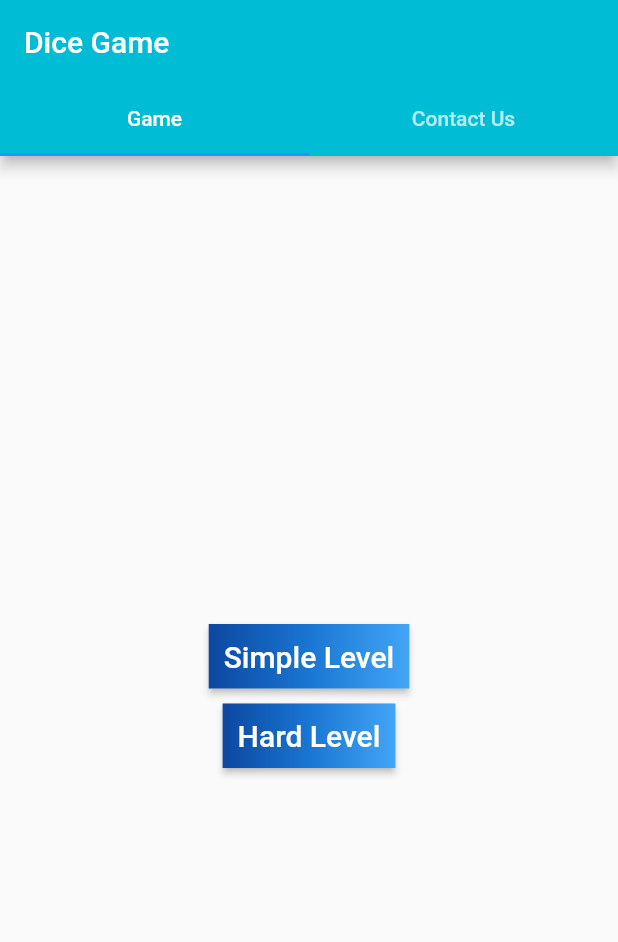
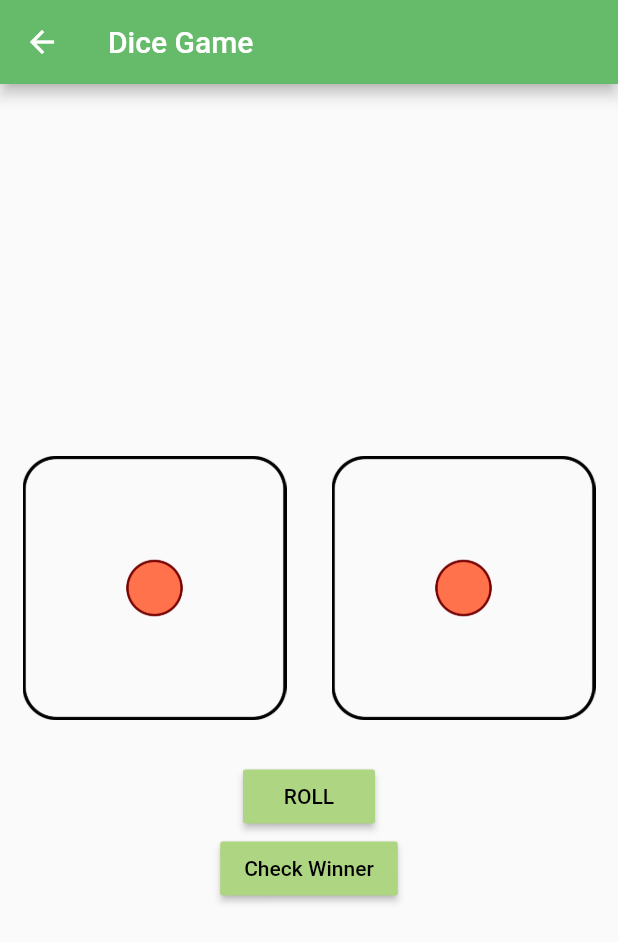
Before and after one commit to razasaddiqi/SP-17-BCS-062--Raza-, a Flutter app: the screen it shows after launch, after a tap on "Simple Level", on a phone screen of 412 x 824 dp. Shown: the top 942 px of the screen. Run offline on Flutter 3.47's test engine with Material 2 defaults, Android fonts, the light colour scheme and no system bars; our stand-ins replace after_layout.

Commit message:
Complete Simple Level Game Commits Done in this: Commit No 4 (Simple Level) commit no 8 (animations)

```diff
--- a/lib/home.dart
+++ b/lib/home.dart
@@ -1,5 +1,5 @@
 import 'package:flutter/material.dart';
-
+import 'simple_level.dart';
 void main() {
   runApp(home_screen());
 }
@@ -29,10 +29,14 @@ class home_screen extends StatelessWidget {
               Center(
                 child: Column(
                   mainAxisAlignment: MainAxisAlignment.center,
-
                   children: [
                   RaisedButton(
-                    onPressed: () {},
+                    onPressed: () {
+                      Navigator.push(
+                        context,
+                        MaterialPageRoute(builder: (context) => HomeScreen()),
+                      );
+                    },
                     textColor: Colors.white,
                     padding: const EdgeInsets.all(0.0),
                     child: Container(
@@ -73,9 +77,6 @@ class home_screen extends StatelessWidget {
                   ),
                 ],),
               ),
-
-
-              // Text('Game Page (Later will be change)'),
               Text('Contact Page (Later will be change)'),
             ],
           ),
--- /dev/null
+++ b/lib/simple_level.dart
@@ -0,0 +1,167 @@
+import 'package:flutter/cupertino.dart';
+import 'package:flutter/material.dart';
+import 'package:after_layout/after_layout.dart';
+import 'dart:math';
+
+class HomeScreen extends StatefulWidget {
+  @override
+  _HomeScreenState createState() => _HomeScreenState();
+}
+
+class _HomeScreenState extends State<HomeScreen>
+    with SingleTickerProviderStateMixin {
+  int leftDice = 1;
+  int rightDice = 1;
+  AnimationController _controller;
+  CurvedAnimation animation;
+  int count_left=0;
+  int count_right=0;
+  @override
+  void initState() {
+    // TODO: implement initState
+    super.initState();
+    animate();
+  }
+
+  @override
+  void dispose() {
+    // TODO: implement dispose
+    super.dispose();
+    _controller.dispose();
+  }
+
+  animate() {
+    _controller =
+        AnimationController(duration: Duration(seconds: 1), vsync: this);
+    animation = CurvedAnimation(parent: _controller, curve: Curves.bounceOut);
+
+    //_controller.forward();
+    animation.addListener(() {
+      setState(() {});
+    });
+
+    animation.addStatusListener((status) {
+      if (status == AnimationStatus.completed) {
+        setState(() {
+          leftDice = Random().nextInt(6) + 1;
+          count_left+=leftDice;
+          rightDice = Random().nextInt(6) + 1;
+          count_right+=rightDice;
+        });
+        _controller.reverse();
+      }
+    });
+  }
+
+  void roll() {
+    _controller.forward();
+  }
+  void check_winner() {
+    var winner="";
+    if (count_left>count_right){
+      winner="Winner is Left Dice";
+    }
+    else if (count_left<count_right){
+      winner="Winner is Right Dice";
+    }
+    else{
+      winner="Match Draw";
+    }
+     showDialog(
+      context: context,
+      builder: (context) => new AlertDialog(
+        content: Column(
+
+         children: [
+           Row(
+             children: [
+               Text("Left Dice Score:"),
+               Text("${count_left}"),
+             ],
+           ),
+           Row(
+             children: [
+               Text("Right Dice Score:"),
+               Text("${count_right}"),
+             ],
+           ),
+           Text("${winner}")
+         ],
+        ),
+        actions: <Widget>[
+          new FlatButton(
+            child: new Text('Reset'),
+            onPressed: () {Navigator.of(context).pop();
+            count_left=0;
+            count_right=0;
+            },
+          )
+        ],
+      ),
+    );
+  }
+
+  @override
+  Widget build(BuildContext context) {
+    return Scaffold(
+      appBar: AppBar(
+        title: Text('Dice Game'),
+        backgroundColor: Colors.green[400],
+      ),
+      body: Center(
+        child: Column(
+          mainAxisAlignment: MainAxisAlignment.center,
+          children: [
+            Row(
+              children: [
+                Expanded(
+                  child: GestureDetector(
+                    onDoubleTap: roll,
+                    child: Padding(
+                        padding: EdgeInsets.all(15.0),
+                        child: Image(
+                          height: 200 - (_controller.value * 200),
+                          image: AssetImage(
+                              'images/dice-png-$leftDice.png'),
+                        )),
+                  ),
+                ),
+                Expanded(
+                    child: GestureDetector(
+                      onDoubleTap: roll,
+                      child: Padding(
+                          padding: EdgeInsets.all(15.0),
+                          child: Image(
+                            height: 200 - ((animation.value) * 200),
+                            image:
+                            AssetImage('images/dice-png-$rightDice.png'),
+                          )),
+                    )),
+              ],
+            ),
+            RaisedButton(
+              onPressed: roll,
+              child: Text(
+                'ROLL',
+                style: TextStyle(color: Colors.black),
+              ),
+              color: Colors.lightGreen[300],
+              splashColor: Colors.yellowAccent,
+
+            ),
+            RaisedButton(
+              onPressed: check_winner,
+              child: Text(
+                'Check Winner',
+                style: TextStyle(color: Colors.black),
+              ),
+              color: Colors.lightGreen[300],
+              splashColor: Colors.yellowAccent,
+
+            ),
+          ],
+        ),
+      ),
+    );
+  }
+}
--- a/pubspec.yaml
+++ b/pubspec.yaml
@@ -28,6 +28,7 @@ dependencies:
   # The following adds the Cupertino Icons font to your application.
   # Use with the CupertinoIcons class for iOS style icons.
   cupertino_icons: ^1.0.1
+  after_layout: ^1.0.7+2
 
 dev_dependencies:
   flutter_test:
@@ -46,7 +47,7 @@ flutter:
 
   # To add assets to your application, add an assets section, like this:
   assets:
-     - images/dice.jpg
+     - images/
   #   - images/a_dot_ham.jpeg
 
   # An image asset can refer to one or more resolution-specific "variants", see
```
Also changed, not shown: images/dice-png-1.png (added), images/dice-png-2.png (added), images/dice-png-3.png (added), images/dice-png-4.png (added), images/dice-png-5.png (added), images/dice-png-6.png (added), pubspec.lock.
